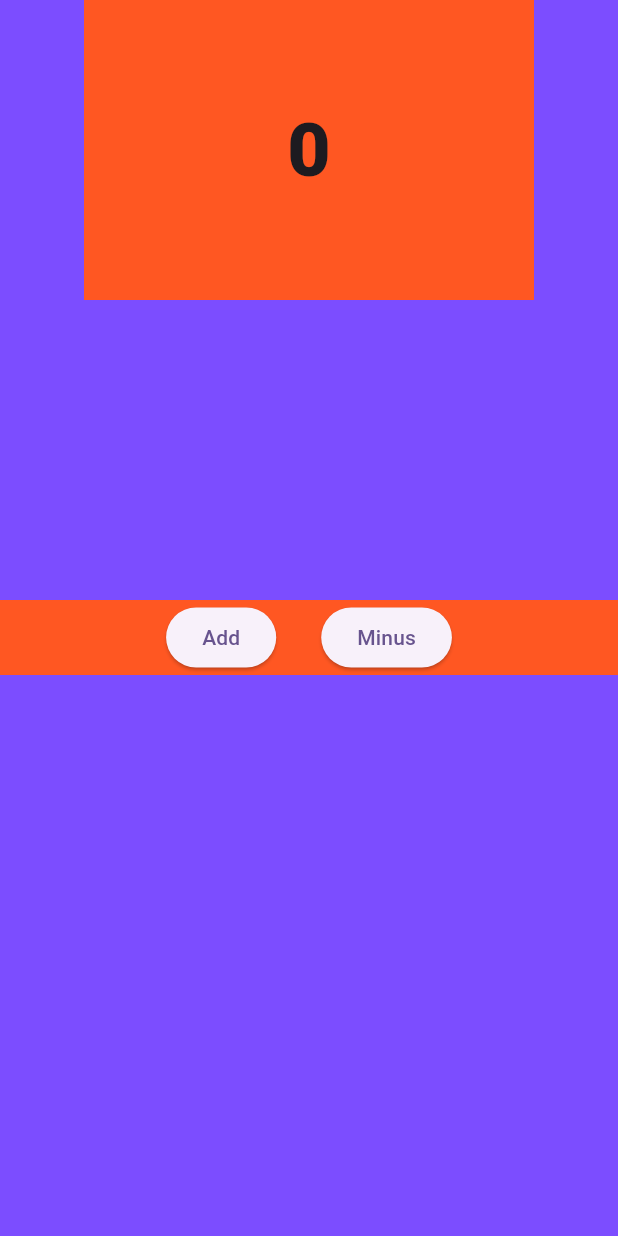
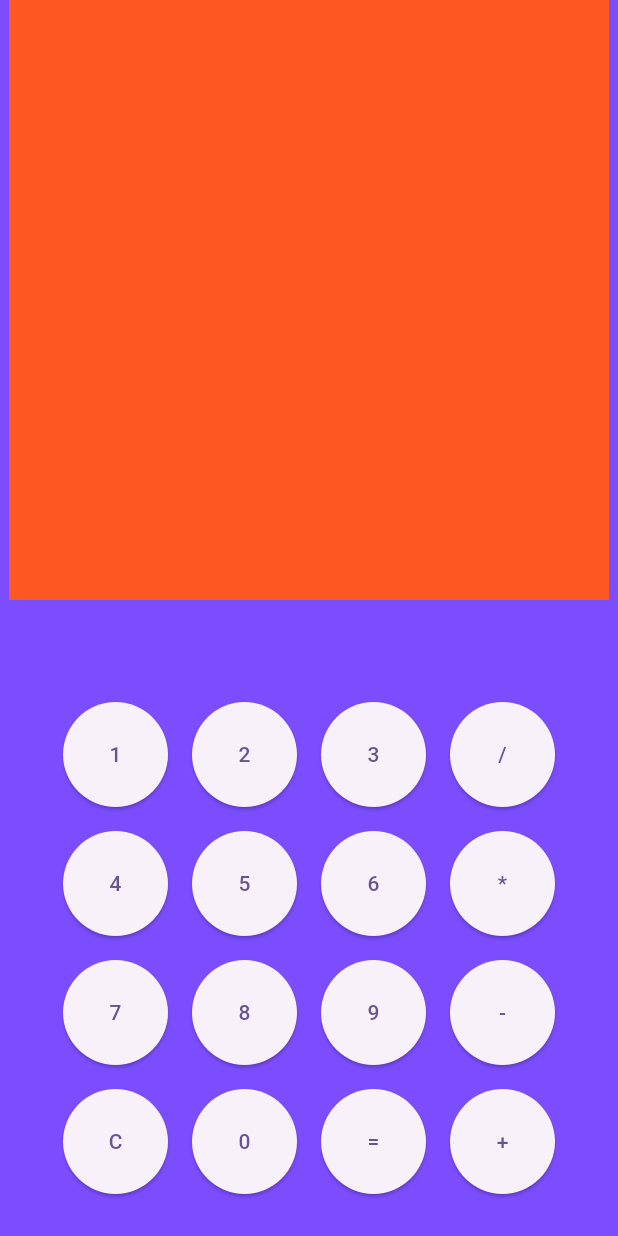
Before and after one commit to AniketJagtap007/assignment-10, a Flutter app: the screen it shows after launch, on a phone screen of 412 x 824 dp. Run offline on Flutter 3.47's test engine with Material 3 defaults, Android fonts, the phone set to English and light mode, and no system bars.

Commit message:
"Calculator made"

```diff
--- /dev/null
+++ b/lib/calculator.dart
@@ -0,0 +1,82 @@
+import 'package:flutter/material.dart';
+
+class Calculator extends StatefulWidget {
+  Calculator({super.key});
+
+  @override
+  State<Calculator> createState() => _CalculatorState();
+}
+
+class _CalculatorState extends State<Calculator> {
+  @override
+  Widget build(BuildContext context) {
+    return Scaffold(
+      body: SafeArea(
+        child: Center(
+          child: Container(
+            color: Colors.deepPurpleAccent,
+            child: Column(
+              children: [
+                // First Container
+                Container(
+                  color: Colors.deepOrange,
+                  height: 400,
+                  width: 400,
+                  child: Center(
+                    child: Text(
+                      " ",
+                      style: TextStyle(
+                        fontSize: 50,
+                        fontWeight: FontWeight.w800,
+                      ),
+                    ),
+                  ),
+                ),
+                SizedBox(height: 60),
+
+                buttonRow("1", "2", "3", "/"),
+                buttonRow("4", "5", "6", "*"),
+                buttonRow("7", "8", "9", "-"),
+                buttonRow("C", "0", "=", "+"),
+              ],
+            ),
+          ),
+        ),
+      ),
+    );
+  }
+
+  Widget buttonRow(String label1, String label2, String label3, String label4) {
+    return Row(
+      mainAxisAlignment: MainAxisAlignment.center,
+      children: [
+        // Spacer for dynamic spacing
+        SizedBox(width: MediaQuery.of(context).size.width * 0.08),
+
+        // Buttons
+        buildButton(label1),
+        buildButton(label2),
+        buildButton(label3),
+        buildButton(label4),
+
+        // Spacer for dynamic spacing
+        SizedBox(width: MediaQuery.of(context).size.width * 0.08),
+      ],
+    );
+  }
+
+  Widget buildButton(String label) {
+    return Padding(
+      padding: EdgeInsets.all(8.0),
+      child: ElevatedButton(
+        onPressed: () {
+          print(label);
+        },
+        child: Text(label),
+        style: ElevatedButton.styleFrom(
+          minimumSize: Size(70, 70),
+        ),
+      ),
+    );
+  }
+}
--- a/lib/main.dart
+++ b/lib/main.dart
@@ -1,5 +1,6 @@
 import 'package:flutter/material.dart';
 
+import 'calculator.dart';
 import 'counter_screen.dart';
 
 void main() {
@@ -18,7 +19,7 @@ class MyApp extends StatelessWidget {
         colorScheme: ColorScheme.fromSeed(seedColor: Colors.deepPurple),
         useMaterial3: true,
       ),
-      home: CounterScreen(),
+      home: Calculator(),
     );
   }
 }
```
